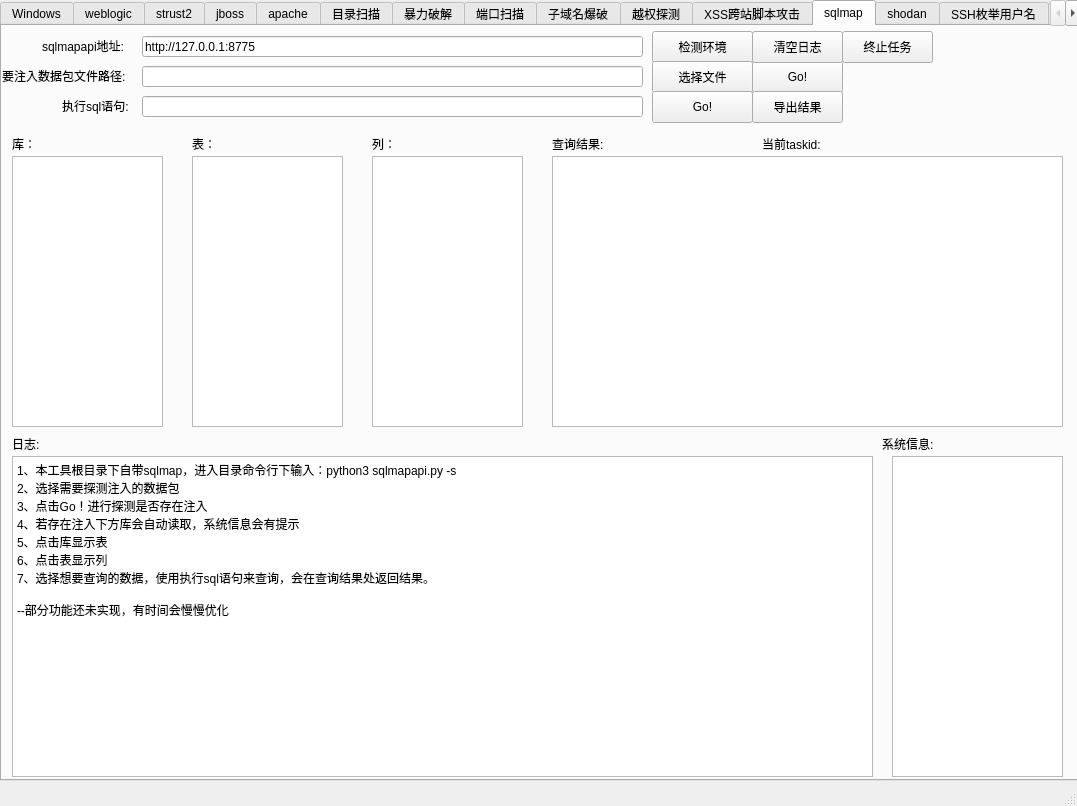
First picture: the form in weblogic_gui.ui, repository lijiaxing1997/Gr33k, before the edit.
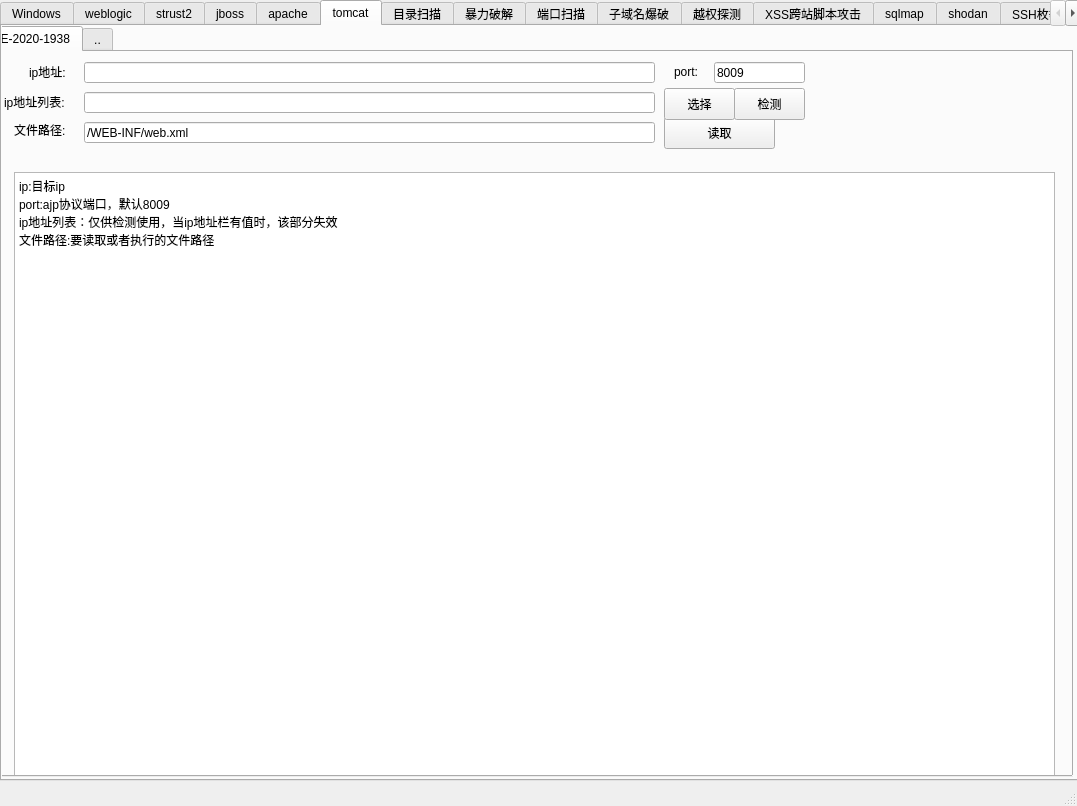
Second picture: the form after the edit.

Commit message: 新增CVE-2020-1938 tomcat ajp任意文件读取

The edit to the form file:
```diff
--- a/weblogic_gui.ui
+++ b/weblogic_gui.ui
@@ -24,7 +24,7 @@
      </rect>
     </property>
     <property name="currentIndex">
-     <number>11</number>
+     <number>5</number>
     </property>
     <widget class="QWidget" name="tab_15">
      <attribute name="title">
@@ -896,6 +896,190 @@
       </property>
      </widget>
     </widget>
+    <widget class="QWidget" name="tab_16">
+     <attribute name="title">
+      <string>tomcat</string>
+     </attribute>
+     <widget class="QTabWidget" name="tabWidget_2">
+      <property name="geometry">
+       <rect>
+        <x>-30</x>
+        <y>0</y>
+        <width>1101</width>
+        <height>751</height>
+       </rect>
+      </property>
+      <property name="currentIndex">
+       <number>0</number>
+      </property>
+      <widget class="QWidget" name="tab_18">
+       <attribute name="title">
+        <string>CVE-2020-1938</string>
+       </attribute>
+       <widget class="QLabel" name="label_74">
+        <property name="geometry">
+         <rect>
+          <x>55</x>
+          <y>10</y>
+          <width>41</width>
+          <height>20</height>
+         </rect>
+        </property>
+        <property name="text">
+         <string>ip地址:</string>
+        </property>
+       </widget>
+       <widget class="QLineEdit" name="lineEdit_tomcat_2020_1938_ip">
+        <property name="geometry">
+         <rect>
+          <x>110</x>
+          <y>10</y>
+          <width>571</width>
+          <height>21</height>
+         </rect>
+        </property>
+       </widget>
+       <widget class="QLabel" name="label_75">
+        <property name="geometry">
+         <rect>
+          <x>700</x>
+          <y>12</y>
+          <width>60</width>
+          <height>16</height>
+         </rect>
+        </property>
+        <property name="text">
+         <string>port:</string>
+        </property>
+       </widget>
+       <widget class="QLineEdit" name="lineEdit_tomcat_2020_1938_port">
+        <property name="geometry">
+         <rect>
+          <x>740</x>
+          <y>10</y>
+          <width>91</width>
+          <height>21</height>
+         </rect>
+        </property>
+        <property name="text">
+         <string>8009</string>
+        </property>
+       </widget>
+       <widget class="QLabel" name="label_76">
+        <property name="geometry">
+         <rect>
+          <x>40</x>
+          <y>70</y>
+          <width>81</width>
+          <height>16</height>
+         </rect>
+        </property>
+        <property name="text">
+         <string>文件路径:</string>
+        </property>
+       </widget>
+       <widget class="QLineEdit" name="lineEdit_tomcat_2020_1938_file_path">
+        <property name="geometry">
+         <rect>
+          <x>110</x>
+          <y>70</y>
+          <width>571</width>
+          <height>21</height>
+         </rect>
+        </property>
+        <property name="text">
+         <string>/WEB-INF/web.xml</string>
+        </property>
+       </widget>
+       <widget class="QPushButton" name="pushButton_tomcat_2020_1938_read_file">
+        <property name="geometry">
+         <rect>
+          <x>690</x>
+          <y>65</y>
+          <width>111</width>
+          <height>32</height>
+         </rect>
+        </property>
+        <property name="text">
+         <string>读取</string>
+        </property>
+       </widget>
+       <widget class="QPlainTextEdit" name="plainTextEdit_tomcat_2020_1938_result">
+        <property name="geometry">
+         <rect>
+          <x>40</x>
+          <y>120</y>
+          <width>1041</width>
+          <height>631</height>
+         </rect>
+        </property>
+        <property name="readOnly">
+         <bool>true</bool>
+        </property>
+        <property name="plainText">
+         <string>ip:目标ip
+port:ajp协议端口，默认8009
+ip地址列表：仅供检测使用，当ip地址栏有值时，该部分失效
+文件路径:要读取或者执行的文件路径</string>
+        </property>
+       </widget>
+       <widget class="QLabel" name="label_77">
+        <property name="geometry">
+         <rect>
+          <x>30</x>
+          <y>40</y>
+          <width>71</width>
+          <height>20</height>
+         </rect>
+        </property>
+        <property name="text">
+         <string>ip地址列表:</string>
+        </property>
+       </widget>
+       <widget class="QLineEdit" name="lineEdit_tomcat_2020_1938_ip_list">
+        <property name="geometry">
+         <rect>
+          <x>110</x>
+          <y>40</y>
+          <width>571</width>
+          <height>21</height>
+         </rect>
+        </property>
+       </widget>
+       <widget class="QPushButton" name="pushButton_tomcat_2020_1938_check">
+        <property name="geometry">
+         <rect>
+          <x>760</x>
+          <y>36</y>
+          <width>71</width>
+          <height>32</height>
+         </rect>
+        </property>
+        <property name="text">
+         <string>检测</string>
+        </property>
+       </widget>
+       <widget class="QPushButton" name="pushButton_tomcat_2020_1938_select_file">
+        <property name="geometry">
+         <rect>
+          <x>690</x>
+          <y>36</y>
+          <width>71</width>
+          <height>32</height>
+         </rect>
+        </property>
+        <property name="text">
+         <string>选择</string>
+        </property>
+       </widget>
+      </widget>
+      <widget class="QWidget" name="tab_17">
+       <attribute name="title">
+        <string>..</string>
+       </attribute>
+      </widget>
+     </widget>
+    </widget>
     <widget class="QWidget" name="tab_3">
      <attribute name="title">
       <string>目录扫描</string>
```
The commit also changes 7 other files.
